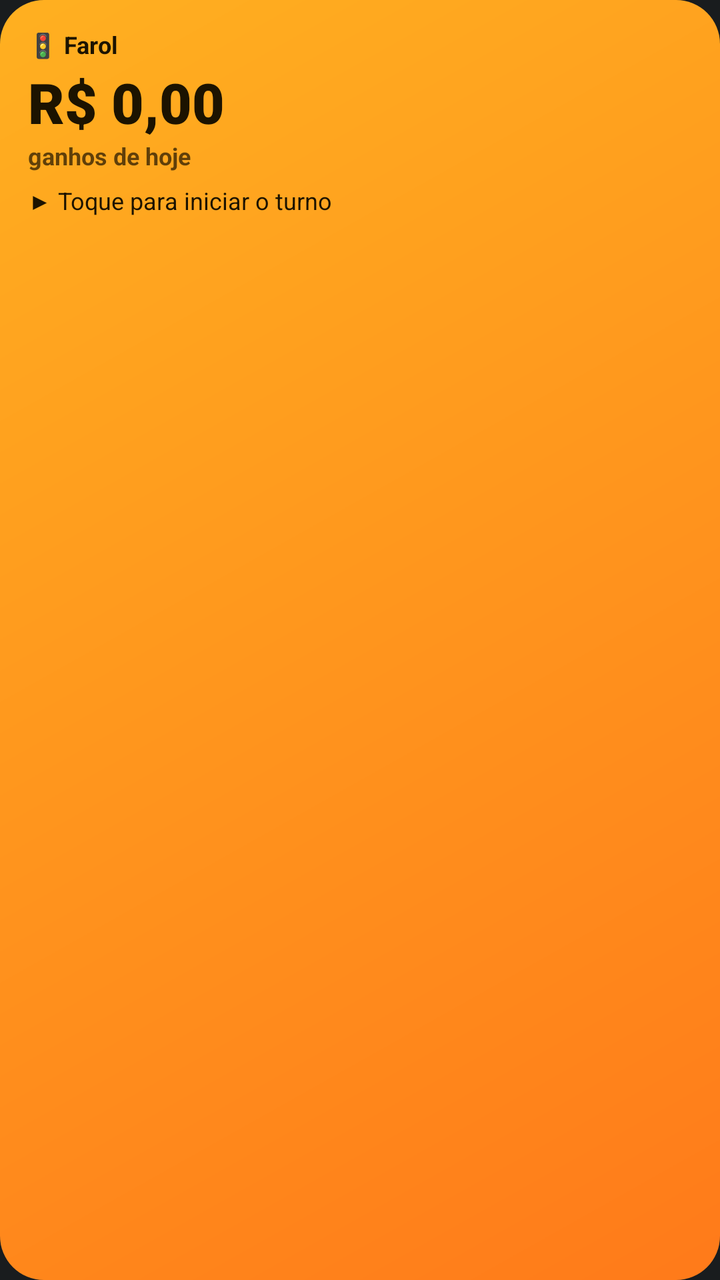
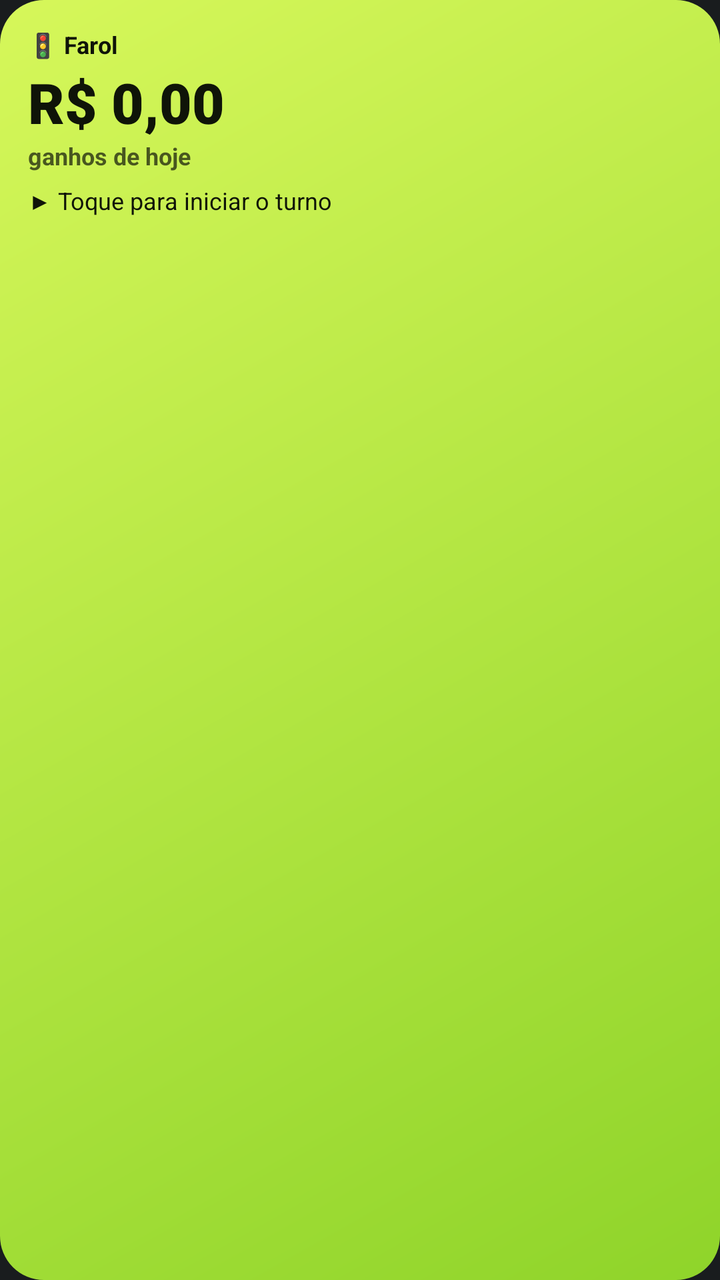

The first picture is an Android layout as it rendered before a commit; the second is the same layout after the commit. The layout source and the unified diff follow.
<!-- AndroidManifest.xml: application theme android:Theme.DeviceDefault.NoActionBar -->
<!-- res/layout/widget_farol.xml -->
<?xml version="1.0" encoding="utf-8"?>
<LinearLayout xmlns:android="http://schemas.android.com/apk/res/android"
    android:id="@+id/w_root"
    android:layout_width="match_parent"
    android:layout_height="match_parent"
    android:background="@drawable/widget_bg"
    android:orientation="vertical"
    android:padding="14dp">

    <TextView
        android:id="@+id/w_status"
        android:layout_width="wrap_content"
        android:layout_height="wrap_content"
        android:text="🚦 Farol"
        android:textColor="#1C1300"
        android:textSize="12sp"
        android:textStyle="bold" />

    <TextView
        android:id="@+id/w_earn"
        android:layout_width="wrap_content"
        android:layout_height="wrap_content"
        android:layout_marginTop="2dp"
        android:fontFamily="sans-serif-black"
        android:text="R$ 0,00"
        android:textColor="#1C1300"
        android:textSize="28sp" />

    <TextView
        android:id="@+id/w_goal"
        android:layout_width="wrap_content"
        android:layout_height="wrap_content"
        android:text="ganhos de hoje"
        android:textColor="#B31C1300"
        android:textSize="12sp"
        android:textStyle="bold" />

    <TextView
        android:id="@+id/w_shift"
        android:layout_width="wrap_content"
        android:layout_height="wrap_content"
        android:layout_marginTop="6dp"
        android:text="▶ Toque para iniciar o turno"
        android:textColor="#1C1300"
        android:textSize="12sp" />
</LinearLayout>
<!-- resources referenced by this layout -->
<resources>
  <!-- drawable widget_bg (drawable) -->
  <?xml version="1.0" encoding="utf-8"?>
  <shape xmlns:android="http://schemas.android.com/apk/res/android">
      <gradient android:angle="315" android:startColor="#FFB020" android:endColor="#FF7A1A" />
      <corners android:radius="22dp" />
  </shape>
</resources>

<!-- the commit's change to res/layout/widget_farol.xml (unified diff, before → after) -->
@@ -12,7 +12,7 @@
         android:layout_width="wrap_content"
         android:layout_height="wrap_content"
         android:text="🚦 Farol"
-        android:textColor="#1C1300"
+        android:textColor="#0F1408"
         android:textSize="12sp"
         android:textStyle="bold" />
 
@@ -23,7 +23,7 @@
         android:layout_marginTop="2dp"
         android:fontFamily="sans-serif-black"
         android:text="R$ 0,00"
-        android:textColor="#1C1300"
+        android:textColor="#0F1408"
         android:textSize="28sp" />
 
     <TextView
@@ -31,7 +31,7 @@
         android:layout_width="wrap_content"
         android:layout_height="wrap_content"
         android:text="ganhos de hoje"
-        android:textColor="#B31C1300"
+        android:textColor="#B30F1408"
         android:textSize="12sp"
         android:textStyle="bold" />
 
@@ -41,6 +41,6 @@
         android:layout_height="wrap_content"
         android:layout_marginTop="6dp"
         android:text="▶ Toque para iniciar o turno"
-        android:textColor="#1C1300"
+        android:textColor="#0F1408"
         android:textSize="12sp" />
 </LinearLayout>
<!-- resource entries referenced after the edit -->
@@ -3,7 +3,7 @@
   <!-- drawable widget_bg (drawable) -->
   <?xml version="1.0" encoding="utf-8"?>
   <shape xmlns:android="http://schemas.android.com/apk/res/android">
-      <gradient android:angle="315" android:startColor="#FFB020" android:endColor="#FF7A1A" />
+      <gradient android:angle="315" android:startColor="#D6F75A" android:endColor="#8FD42A" />
       <corners android:radius="22dp" />
   </shape>
 </resources>
